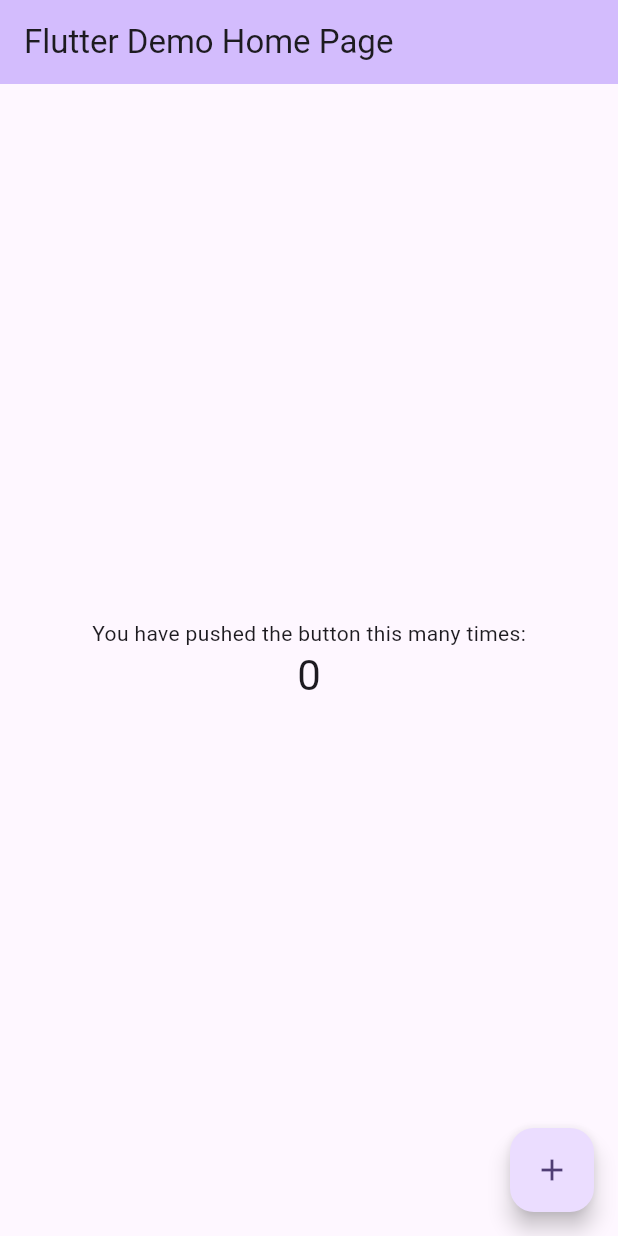
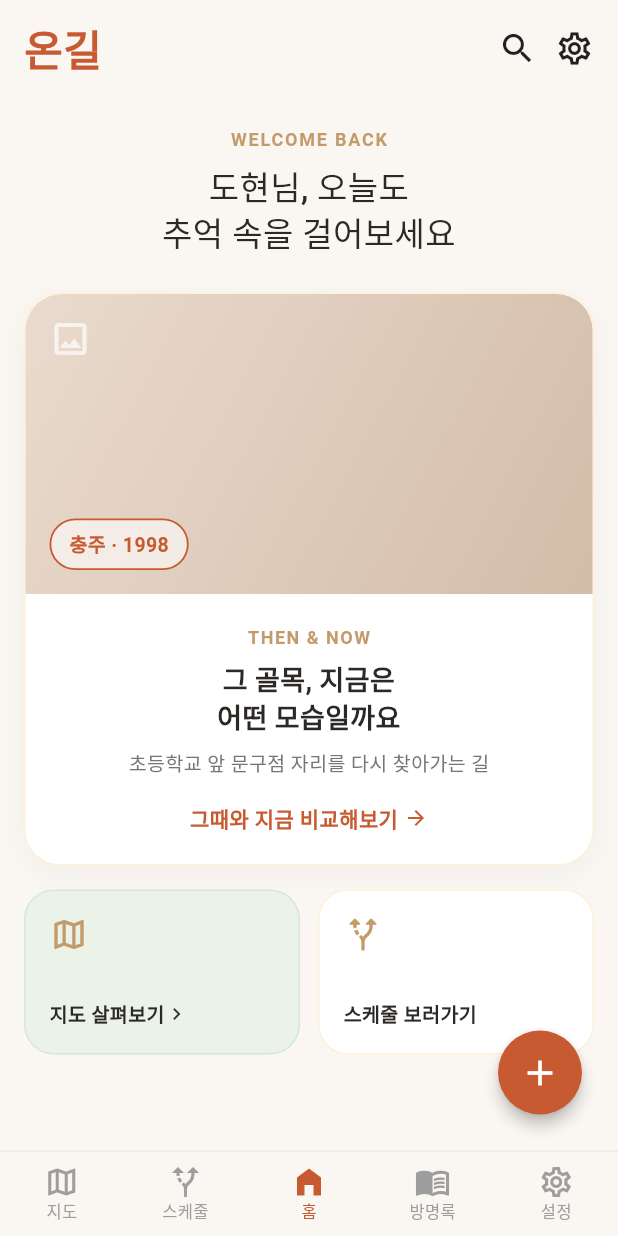
Before and after one commit to Sean-Kim-27/OnGil, a Flutter app: the screen it shows after launch, on a phone screen of 412 x 824 dp. Run offline on Flutter 3.47's test engine with Material 3 defaults, Android fonts, the phone set to English and light mode, and no system bars.

Commit message:
feat: add Home Screen

```diff
--- a/Frontend/ongil/lib/main.dart
+++ b/Frontend/ongil/lib/main.dart
@@ -1,4 +1,6 @@
 import 'package:flutter/material.dart';
+// 1. 방금 만든 home_screen.dart 파일을 가져오기 (import)
+import './screens/home_sceen.dart';
 
 void main() {
   runApp(const MyApp());
@@ -7,116 +9,15 @@ void main() {
 class MyApp extends StatelessWidget {
   const MyApp({super.key});
 
-  // This widget is the root of your application.
   @override
   Widget build(BuildContext context) {
-    return MaterialApp(
-      title: 'Flutter Demo',
-      theme: ThemeData(
-        // This is the theme of your application.
-        //
-        // TRY THIS: Try running your application with "flutter run". You'll see
-        // the application has a purple toolbar. Then, without quitting the app,
-        // try changing the seedColor in the colorScheme below to Colors.green
-        // and then invoke "hot reload" (save your changes or press the "hot
-        // reload" button in a Flutter-supported IDE, or press "r" if you used
-        // the command line to start the app).
-        //
-        // Notice that the counter didn't reset back to zero; the application
-        // state is not lost during the reload. To reset the state, use hot
-        // restart instead.
-        //
-        // This works for code too, not just values: Most code changes can be
-        // tested with just a hot reload.
-        colorScheme: .fromSeed(seedColor: Colors.deepPurple),
-      ),
-      home: const MyHomePage(title: 'Flutter Demo Home Page'),
+    return const MaterialApp(
+      // 우측 상단에 뜨는 'DEBUG' 띠 숨기기
+      debugShowCheckedModeBanner: false,
+      title: '온길',
+
+      // 2. 앱이 실행될 때 가장 먼저 보여줄 첫 화면(home)으로 HomeScreen을 지정!
+      home: HomeScreen(),
     );
   }
 }
-
-class MyHomePage extends StatefulWidget {
-  const MyHomePage({super.key, required this.title});
-
-  // This widget is the home page of your application. It is stateful, meaning
-  // that it has a State object (defined below) that contains fields that affect
-  // how it looks.
-
-  // This class is the configuration for the state. It holds the values (in this
-  // case the title) provided by the parent (in this case the App widget) and
-  // used by the build method of the State. Fields in a Widget subclass are
-  // always marked "final".
-
-  final String title;
-
-  @override
-  State<MyHomePage> createState() => _MyHomePageState();
-}
-
-class _MyHomePageState extends State<MyHomePage> {
-  int _counter = 0;
-
-  void _incrementCounter() {
-    setState(() {
-      // This call to setState tells the Flutter framework that something has
-      // changed in this State, which causes it to rerun the build method below
-      // so that the display can reflect the updated values. If we changed
-      // _counter without calling setState(), then the build method would not be
-      // called again, and so nothing would appear to happen.
-      _counter++;
-    });
-  }
-
-  @override
-  Widget build(BuildContext context) {
-    // This method is rerun every time setState is called, for instance as done
-    // by the _incrementCounter method above.
-    //
-    // The Flutter framework has been optimized to make rerunning build methods
-    // fast, so that you can just rebuild anything that needs updating rather
-    // than having to individually change instances of widgets.
-    return Scaffold(
-      appBar: AppBar(
-        // TRY THIS: Try changing the color here to a specific color (to
-        // Colors.amber, perhaps?) and trigger a hot reload to see the AppBar
-        // change color while the other colors stay the same.
-        backgroundColor: Theme.of(context).colorScheme.inversePrimary,
-        // Here we take the value from the MyHomePage object that was created by
-        // the App.build method, and use it to set our appbar title.
-        title: Text(widget.title),
-      ),
-      body: Center(
-        // Center is a layout widget. It takes a single child and positions it
-        // in the middle of the parent.
-        child: Column(
-          // Column is also a layout widget. It takes a list of children and
-          // arranges them vertically. By default, it sizes itself to fit its
-          // children horizontally, and tries to be as tall as its parent.
-          //
-          // Column has various properties to control how it sizes itself and
-          // how it positions its children. Here we use mainAxisAlignment to
-          // center the children vertically; the main axis here is the vertical
-          // axis because Columns are vertical (the cross axis would be
-          // horizontal).
-          //
-          // TRY THIS: Invoke "debug painting" (choose the "Toggle Debug Paint"
-          // action in the IDE, or press "p" in the console), to see the
-          // wireframe for each widget.
-          mainAxisAlignment: .center,
-          children: [
-            const Text('You have pushed the button this many times:'),
-            Text(
-              '$_counter',
-              style: Theme.of(context).textTheme.headlineMedium,
-            ),
-          ],
-        ),
-      ),
-      floatingActionButton: FloatingActionButton(
-        onPressed: _incrementCounter,
-        tooltip: 'Increment',
-        child: const Icon(Icons.add),
-      ),
-    );
-  }
-}
--- /dev/null
+++ b/Frontend/ongil/lib/screens/home_sceen.dart
@@ -0,0 +1,165 @@
+import 'package:flutter/material.dart';
+import '../widgets/top_header.dart';
+import '../widgets/main_feature_card.dart';
+import '../widgets/quick_action_cards.dart';
+
+class HomeScreen extends StatefulWidget {
+  const HomeScreen({super.key});
+
+  @override
+  State<HomeScreen> createState() => _HomeScreenState();
+}
+
+class _HomeScreenState extends State<HomeScreen> {
+  // 현재 선택된 하단 탭 인덱스 (0: 지도, 1: 스케줄, 2: 홈, 3: 방명록, 4: 설정)
+  int _selectedIndex = 2;
+
+  // 테마 색상 상수로 정의
+  static const Color primaryColor = Color(0xFFC85A32); // 온길 주황색
+  static const Color bgColor = Color(0xFFFAF7F2);      // 크림 배경색
+
+  @override
+  Widget build(BuildContext context) {
+    return Scaffold(
+      backgroundColor: bgColor,
+
+      // 1. 메인 컨텐츠 영역 (스크롤 가능하게 SingleChildScrollView로 감쌈)
+      body: SafeArea(
+        child: SingleChildScrollView(
+          child: Padding(
+            padding: const EdgeInsets.symmetric(horizontal: 16.0),
+            child: Column(
+              children: const [
+                TopHeader(),             // 1) 상단 로고 & 아이콘
+                SizedBox(height: 20),
+                _GreetingSection(),      // 2) 환영 문구 (아래 분리)
+                SizedBox(height: 24),
+                MainFeatureCard(),       // 3) 메인 추억 카드
+                SizedBox(height: 16),
+                QuickActionCards(),      // 4) 하단 퀵 링크 2개
+                SizedBox(height: 20),
+              ],
+            ),
+          ),
+        ),
+      ),
+
+      // 2. 우측 하단 주황색 플러스(+) 플로팅 버튼
+      floatingActionButton: Padding(
+        padding: const EdgeInsets.only(bottom: 8.0, right: 8.0),
+        child: FloatingActionButton(
+          onPressed: () {
+            print('플러스 버튼 클릭됨!');
+          },
+          backgroundColor: primaryColor,
+          elevation: 4,
+          shape: const CircleBorder(), // 완전한 동그라미 모양
+          child: const Icon(Icons.add, color: Colors.white, size: 28),
+        ),
+      ),
+
+      // 3. 하단 5개 탭 네비게이션 바
+      bottomNavigationBar: _buildBottomNavigationBar(),
+    );
+  }
+
+  // 하단 네비게이션 바 생성 함수
+  Widget _buildBottomNavigationBar() {
+    return Container(
+      decoration: const BoxDecoration(
+        border: Border(top: BorderSide(color: Color(0xFFEFEBE4), width: 1)),
+      ),
+      child: BottomNavigationBar(
+        currentIndex: _selectedIndex,
+        onTap: (index) {
+          setState(() {
+            _selectedIndex = index; // 탭 클릭 시 상태 변경 & 화면 새로고침!
+          });
+        },
+        type: BottomNavigationBarType.fixed, // 탭 5개 이상일 때 모양 유지
+        backgroundColor: bgColor,
+        selectedItemColor: primaryColor,
+        unselectedItemColor: Colors.grey[500],
+        selectedFontSize: 11,
+        unselectedFontSize: 11,
+        elevation: 0,
+        items: [
+          const BottomNavigationBarItem(
+            icon: Icon(Icons.map_outlined),
+            activeIcon: Icon(Icons.map),
+            label: '지도',
+          ),
+          const BottomNavigationBarItem(
+            icon: Icon(Icons.alt_route_outlined),
+            activeIcon: Icon(Icons.alt_route),
+            label: '스케줄',
+          ),
+          BottomNavigationBarItem(
+            icon: Column(
+              children: [
+                const Icon(Icons.home_outlined),
+                if (_selectedIndex == 2)
+                  Container(
+                    margin: const EdgeInsets.only(top: 2),
+                    width: 4,
+                    height: 4,
+                    decoration: const BoxDecoration(
+                      color: primaryColor,
+                      shape: BoxShape.circle,
+                    ),
+                  ),
+              ],
+            ),
+            activeIcon: const Icon(Icons.home_filled, color: primaryColor),
+            label: '홈',
+          ),
+          const BottomNavigationBarItem(
+            icon: Icon(Icons.menu_book_outlined),
+            activeIcon: Icon(Icons.menu_book),
+            label: '방명록',
+          ),
+          const BottomNavigationBarItem(
+            icon: Icon(Icons.settings_outlined),
+            activeIcon: Icon(Icons.settings),
+            label: '설정',
+          ),
+        ],
+      ),
+    );
+  }
+}
+
+// 환영 문구 영역만 작게 분리한 위젯
+class _GreetingSection extends StatelessWidget {
+  const _GreetingSection();
+
+  @override
+  Widget build(BuildContext context) {
+    return Center(
+      child: Column(
+        children: const [
+          Text(
+            'WELCOME BACK',
+            style: TextStyle(
+              fontSize: 12,
+              fontWeight: FontWeight.w600,
+              color: Color(0xFFC39B6B),
+              letterSpacing: 1.2,
+            ),
+          ),
+          SizedBox(height: 8),
+          Text(
+            '도현님, 오늘도\n추억 속을 걸어보세요',
+            textAlign: TextAlign.center,
+            style: TextStyle(
+              fontSize: 22,
+              fontWeight: FontWeight.w500,
+              color: Color(0xFF2C2825),
+              height: 1.35,
+            ),
+          ),
+        ],
+      ),
+    );
+  }
+}
--- /dev/null
+++ b/Frontend/ongil/lib/widgets/main_feature_card.dart
@@ -0,0 +1,126 @@
+import 'package:flutter/material.dart';
+
+class MainFeatureCard extends StatelessWidget {
+  const MainFeatureCard({super.key});
+
+  @override
+  Widget build(BuildContext context) {
+    return Container(
+      decoration: BoxDecoration(
+        color: Colors.white,
+        borderRadius: BorderRadius.circular(24),
+        border: Border.all(color: Colors.orange.withOpacity(0.15)),
+        boxShadow: [
+          BoxShadow(
+            color: Colors.black.withOpacity(0.03),
+            blurRadius: 15,
+            offset: const Offset(0, 6),
+          ),
+        ],
+      ),
+      child: Column(
+        crossAxisAlignment: CrossAxisAlignment.stretch,
+        children: [
+          // 1. 카드 상단 (그라데이션 & 충주 1998 뱃지)
+          Container(
+            height: 200,
+            decoration: const BoxDecoration(
+              borderRadius: BorderRadius.vertical(top: Radius.circular(24)),
+              gradient: LinearGradient(
+                begin: Alignment.topLeft,
+                end: Alignment.bottomRight,
+                colors: [Color(0xFFEADBCE), Color(0xFFD3BCA8)],
+              ),
+            ),
+            child: Stack(
+              children: [
+                const Positioned(
+                  top: 16,
+                  left: 16,
+                  child: Icon(Icons.image_outlined, color: Colors.white70, size: 28),
+                ),
+                Positioned(
+                  bottom: 16,
+                  left: 16,
+                  child: Container(
+                    padding: const EdgeInsets.symmetric(horizontal: 12, vertical: 6),
+                    decoration: BoxDecoration(
+                      color: Colors.white.withOpacity(0.6),
+                      borderRadius: BorderRadius.circular(20),
+                      border: Border.all(color: const Color(0xFFC85A32), width: 1.2),
+                    ),
+                    child: const Text(
+                      '충주 · 1998',
+                      style: TextStyle(
+                        fontSize: 13,
+                        fontWeight: FontWeight.bold,
+                        color: Color(0xFFC85A32),
+                      ),
+                    ),
+                  ),
+                ),
+              ],
+            ),
+          ),
+
+          // 2. 카드 하단 (타이틀 & 내용 & 비교해보기 링크)
+          Padding(
+            padding: const EdgeInsets.all(20.0),
+            child: Column(
+              children: [
+                // ⭐ 서브 타이틀
+                const Text(
+                  'THEN & NOW',
+                  style: TextStyle(
+                    fontSize: 12,
+                    fontWeight: FontWeight.bold,
+                    color: Color(0xFFC39B6B),
+                    letterSpacing: 1.0,
+                  ),
+                ),
+                const SizedBox(height: 8),
+
+                // ⭐ 메인 타이틀
+                const Text(
+                  '그 골목, 지금은\n어떤 모습일까요',
+                  textAlign: TextAlign.center,
+                  style: TextStyle(
+                    fontSize: 18,
+                    fontWeight: FontWeight.w600,
+                    color: Color(0xFF2C2825),
+                    height: 1.3,
+                  ),
+                ),
+                const SizedBox(height: 8),
+
+                // ⭐ 설명문
+                Text(
+                  '초등학교 앞 문구점 자리를 다시 찾아가는 길',
+                  style: TextStyle(fontSize: 13, color: Colors.grey[600]),
+                ),
+                const SizedBox(height: 16),
+
+                // ⭐ 하단 링크
+                Row(
+                  mainAxisAlignment: MainAxisAlignment.center,
+                  children: const [
+                    Text(
+                      '그때와 지금 비교해보기',
+                      style: TextStyle(
+                        fontSize: 14,
+                        fontWeight: FontWeight.bold,
+                        color: Color(0xFFC85A32),
+                      ),
+                    ),
+                    SizedBox(width: 4),
+                    Icon(Icons.arrow_forward, size: 16, color: Color(0xFFC85A32)),
+                  ],
+                ),
+              ],
+            ),
+          ),
+        ],
+      ),
+    );
+  }
+}
--- /dev/null
+++ b/Frontend/ongil/lib/widgets/quick_action_cards.dart
@@ -0,0 +1,77 @@
+import 'package:flutter/material.dart';
+
+class QuickActionCards extends StatelessWidget {
+  const QuickActionCards({super.key});
+
+  @override
+  Widget build(BuildContext context) {
+    return Container(
+      child: Row(
+        children: [
+          // 1. 왼쪽: 지도 살펴보기 카드 (절반 차지)
+          Expanded(
+            child: Container(
+              height: 110,
+              padding: const EdgeInsets.all(16),
+              decoration: BoxDecoration(
+                color: const Color(0xFFEBF3E8), // 은은한 연두빛 배경
+                borderRadius: BorderRadius.circular(20),
+                border: Border.all(color: Colors.green.withOpacity(0.15)),
+              ),
+              child: Column(
+                crossAxisAlignment: CrossAxisAlignment.start,
+                mainAxisAlignment: MainAxisAlignment.spaceBetween, // 아이콘 상단, 텍스트 하단 배치
+                children: [
+                  const Icon(Icons.map_outlined, color: Color(0xFFC39B6B), size: 26),
+                  Row(
+                    children: const [
+                      Text(
+                        '지도 살펴보기',
+                        style: TextStyle(
+                          fontSize: 13,
+                          fontWeight: FontWeight.bold,
+                          color: Color(0xFF2C2825),
+                        ),
+                      ),
+                      Icon(Icons.chevron_right, size: 16, color: Color(0xFF2C2825)),
+                    ],
+                  ),
+                ],
+              ),
+            ),
+          ),
+
+          const SizedBox(width: 12), // 카드 사이의 가로 간격
+
+          // 2. 오른쪽: 스케줄 보러가기 카드 (절반 차지)
+          Expanded(
+            child: Container(
+              height: 110,
+              padding: const EdgeInsets.all(16),
+              decoration: BoxDecoration(
+                color: Colors.white,
+                borderRadius: BorderRadius.circular(20),
+                border: Border.all(color: Colors.orange.withOpacity(0.15)),
+              ),
+              child: Column(
+                crossAxisAlignment: CrossAxisAlignment.start,
+                mainAxisAlignment: MainAxisAlignment.spaceBetween,
+                children: const [
+                  Icon(Icons.alt_route_rounded, color: Color(0xFFC39B6B), size: 26),
+                  Text(
+                    '스케줄 보러가기',
+                    style: TextStyle(
+                      fontSize: 13,
+                      fontWeight: FontWeight.bold,
+                      color: Color(0xFF2C2825),
+                    ),
+                  ),
+                ],
+              ),
+            ),
+          ),
+        ],
+      ),
+    );
+  }
+}
--- /dev/null
+++ b/Frontend/ongil/lib/widgets/top_header.dart
@@ -0,0 +1,35 @@
+import 'package:flutter/material.dart';
+
+class TopHeader extends StatelessWidget {
+  const TopHeader({super.key});
+
+  @override
+  Widget build(BuildContext context) {
+    return Padding(
+      padding: const EdgeInsets.symmetric(vertical: 12.0),
+      child: Row(
+        mainAxisAlignment: MainAxisAlignment.spaceBetween, // 양 끝 정렬 (로고 - 아이콘들)
+        children: [
+          // 1. 왼쪽 '온길' 로고
+          const Text(
+            '온길',
+            style: TextStyle(
+              fontSize: 28,
+              fontWeight: FontWeight.bold,
+              color: Color(0xFFC85A32), // 온길 시그니처 테라코타 오렌지
+            ),
+          ),
+
+          // 2. 오른쪽 검색 & 설정 아이콘
+          Row(
+            children: const [
+              Icon(Icons.search, size: 26),
+              SizedBox(width: 12),
+              Icon(Icons.settings_outlined, size: 26),
+            ],
+          ),
+        ],
+      ),
+    );
+  }
+}
```
